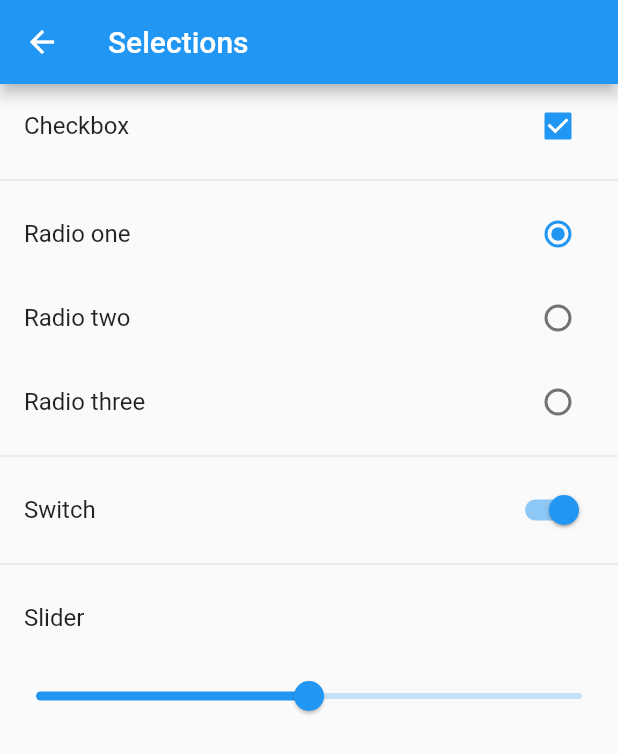
After one commit to Goolpe/flutter_simple, a Flutter app: the ExampleSelections screen opened directly, on a phone screen of 412 x 824 dp. The commit adds this screen. Shown: the top 754 px of the screen. Run offline on Flutter 3.47's test engine with Material 2 defaults, Android fonts, the phone set to English and light mode, and no system bars; our stand-ins replace flutter_masked_text.

Commit message:
add selections screen

```diff
--- a/lib/examples/home.dart
+++ b/lib/examples/home.dart
@@ -14,6 +14,7 @@ import 'package:flutter_simple/examples/other/exampleScrollPhysics.dart';
 import 'package:flutter_simple/examples/other/exampleButtons.dart';
 import 'package:flutter_simple/examples/other/exampleTextFormFields.dart';
 import 'package:flutter_simple/examples/other/exampleDrawer.dart';
+import 'package:flutter_simple/examples/other/exampleSelections.dart';
 
 class Home extends StatelessWidget{
 
@@ -30,10 +31,12 @@ class Home extends StatelessWidget{
     ["GridView",  ExampleGridView(), Icons.view_module],
     ["SliverView",  ExampleSliverList(), Icons.view_module],
     ["Other"],
+    ["Buttons",  ExampleButtons(), Icons.crop_16_9],
+    ["Drawer",  ExampleDrawer(), Icons.menu],
+    ["Selections", ExampleSelections(), Icons.select_all],
     ["ScrollPhysics",  ExampleScrollPhysics(), Icons.touch_app],
-    ["Buttons",  ExampleButtons(), Icons.crop_16_9],
     ["TextFormFields",  ExampleTextFormFields(), Icons.text_fields],
-    ["Drawer",  ExampleDrawer(), Icons.menu]
+
   ];
 
   @override
--- /dev/null
+++ b/lib/examples/other/exampleSelections.dart
@@ -0,0 +1,99 @@
+import 'package:flutter/material.dart';
+
+class ExampleSelections extends StatefulWidget{
+  @override
+   _ExampleSelectionsState createState() =>  _ExampleSelectionsState();
+}
+
+class _ExampleSelectionsState extends State<ExampleSelections>{
+
+  bool _checkboxValue = true;
+  int _radioValue = 0;
+  bool  _switchValue = true;
+  double _sliderValue = 0.5;
+
+  @override
+  Widget build(BuildContext context){
+    return Scaffold(
+      appBar: AppBar(
+        title: Text('Selections'),
+      ),
+      body: ListView(
+        children: <Widget>[
+          ListTile(
+            trailing: Checkbox(
+              value: _checkboxValue,
+              onChanged: (bool newValue){
+                setState((){
+                  _checkboxValue = newValue;
+                });
+              },
+            ),
+            title: Text('Checkbox')
+          ),
+          Divider(),
+          ListTile(
+            trailing: Radio<int>(
+              value: 0,
+              groupValue: _radioValue,
+              onChanged: (int newValue){
+                setState((){
+                  _radioValue = newValue;
+                });
+              },
+            ),
+            title: Text('Radio one')
+          ),
+          ListTile(
+            trailing: Radio<int>(
+              value: 1,
+              groupValue: _radioValue,
+              onChanged: (int newValue){
+                setState((){
+                  _radioValue = newValue;
+                });
+              },
+            ),
+            title: Text('Radio two')
+          ),
+          ListTile(
+            trailing: Radio<int>(
+              value: 2,
+              groupValue: _radioValue,
+              onChanged: (int newValue){
+                setState((){
+                  _radioValue = newValue;
+                });
+              },
+            ),
+            title: Text('Radio three')
+          ),
+          Divider(),
+          ListTile(
+            trailing: Switch(
+              value: _switchValue,
+              onChanged: (bool newValue){
+                setState(() {
+                   _switchValue = newValue;
+                });
+              },
+            ),
+            title: Text('Switch')
+          ),
+          Divider(),
+          ListTile(
+            title: Text('Slider')
+          ),
+          Slider(
+            value: _sliderValue,
+            onChanged: (double newValue){
+              setState(() {
+                  _sliderValue = newValue;
+              });
+            },
+          ),
+        ],
+      )
+    );
+  }
+}
```
Also changed, not shown: 1 other file.
